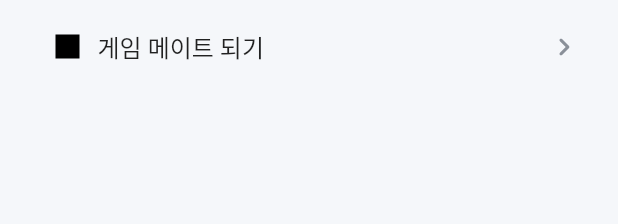
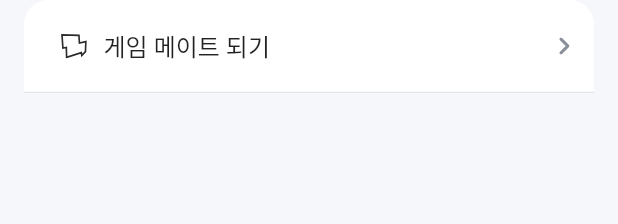
Before and after one commit to jihun-bang/chemiplay, a Flutter app: the MyListButton widget shown alone on an empty page, opened directly, on a phone screen of 412 x 824 dp. Shown: the top 224 px of the screen. Run offline on Flutter 3.47's test engine with Material 2 defaults, Android fonts, the phone set to English and light mode, and no system bars; our stand-ins replace cached_network_image, cloud_firestore, copy_with_extension, file_picker, firebase_auth, firebase_core and 10 more; missing offline and left inert: cloud_firestore_odm, google_sign_in_platform_interface, google_sign_in_web, sendbird_sdk; accounts and stored records are empty; Roboto replaces fonts that are missing (Pretandard, Pretendard); statements that could not run were skipped.

Commit message:
my 페이지 리스트 버튼 수정

```diff
--- a/lib/presentation/views/my/widgets/my_list_button.dart
+++ b/lib/presentation/views/my/widgets/my_list_button.dart
@@ -1,43 +1,65 @@
 import 'package:chemiplay/utils/colors.dart';
 import 'package:chemiplay/utils/text_style.dart';
 import 'package:flutter/material.dart';
+import 'package:flutter_svg/flutter_svg.dart';
 
 class MyListButton extends StatelessWidget {
   final String label;
+  final String icon;
   final VoidCallback? onPressed;
+  final BorderRadius? borderRadius;
+  final bool hasLine;
 
   const MyListButton({
     super.key,
     required this.label,
+    required this.icon,
     this.onPressed,
+    this.borderRadius,
+    this.hasLine = true,
   });
 
   @override
   Widget build(BuildContext context) {
     return Container(
       margin: const EdgeInsets.symmetric(horizontal: 16),
+      decoration: hasLine
+          ? const BoxDecoration(
+              border: Border(
+                  bottom: BorderSide(
+              color: Color(0xFFE4E6EB),
+            )))
+          : null,
       height: 62,
       child: Material(
-        color: Colors.transparent,
+        color: Colors.white,
+        borderRadius: borderRadius,
         child: InkWell(
+          borderRadius: borderRadius,
           onTap: onPressed,
           child: Padding(
             padding: const EdgeInsets.only(left: 21, right: 8),
             child: Row(
+              crossAxisAlignment: CrossAxisAlignment.center,
               mainAxisAlignment: MainAxisAlignment.spaceBetween,
               children: [
                 Row(
                   crossAxisAlignment: CrossAxisAlignment.center,
                   children: [
                     Container(
-                      margin: const EdgeInsets.only(right: 12),
-                      width: 16,
-                      height: 16,
-                      color: Colors.black,
+                      alignment: Alignment.center,
+                      margin: const EdgeInsets.only(right: 8),
+                      width: 24,
+                      height: 24,
+                      child: SvgPicture.asset('assets/icons/icon_$icon.svg'),
                     ),
-                    Text(
-                      label,
-                      style: MyTextStyle.body1Med(),
+                    Container(
+                      height: 24,
+                      alignment: Alignment.center,
+                      child: Text(
+                        label,
+                        style: MyTextStyle.body1Med(),
+                      ),
                     ),
                   ],
                 ),
--- a/lib/utils/thema.dart
+++ b/lib/utils/thema.dart
@@ -2,9 +2,9 @@ import 'package:chemiplay/utils/colors.dart';
 import 'package:flutter/material.dart';
 
 final lightTheme = ThemeData(
-    fontFamily: 'Pretandard',
+    fontFamily: 'Pretendard',
     textTheme: const TextTheme(
-      bodySmall: TextStyle(fontFamily: 'Pretandard', letterSpacing: -0.02),
+      bodySmall: TextStyle(fontFamily: 'Pretendard', letterSpacing: -0.02),
     ),
     scaffoldBackgroundColor: MyColors.gray_01,
     appBarTheme: AppBarTheme(
```
Also changed, not shown: lib/presentation/views/my/my_page.dart (+17 -4 lines), lib/presentation/views/my/widgets/my_profile.dart (+5 -2 lines), assets/icons/icon_history.svg (added), assets/icons/icon_logo.svg (added), assets/icons/icon_service.svg (added), assets/icons/icon_setting.svg (added).
